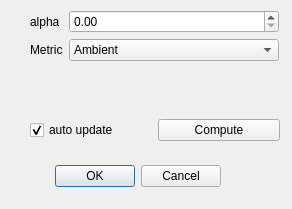
First picture: the form in trunk/src/GudhUI/gui/UniformNeighborsMenu.ui, repository tlacombe/gudhi-devel, before the edit.
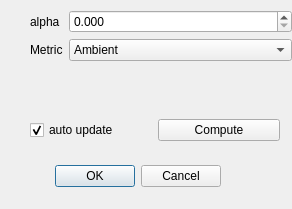
Second picture: the form after the edit.

The edit to the form file:
```diff
--- a/trunk/src/GudhUI/gui/UniformNeighborsMenu.ui
+++ b/trunk/src/GudhUI/gui/UniformNeighborsMenu.ui
@@ -34,7 +34,7 @@
     <rect>
      <x>30</x>
      <y>10</y>
-     <width>249</width>
+     <width>262</width>
      <height>84</height>
     </rect>
    </property>
@@ -72,6 +72,9 @@
     </item>
     <item row="0" column="1">
      <widget class="QDoubleSpinBox" name="doubleSpinBoxAlpha">
+      <property name="decimals">
+       <number>3</number>
+      </property>
       <property name="maximum">
        <double>100000000.000000000000000</double>
       </property>
```
